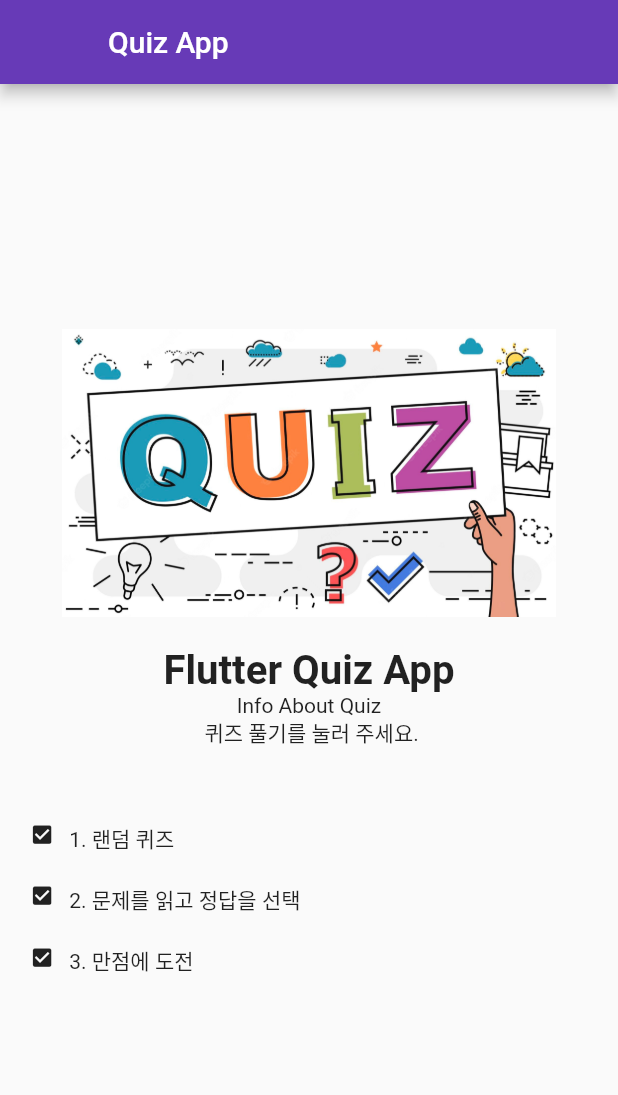
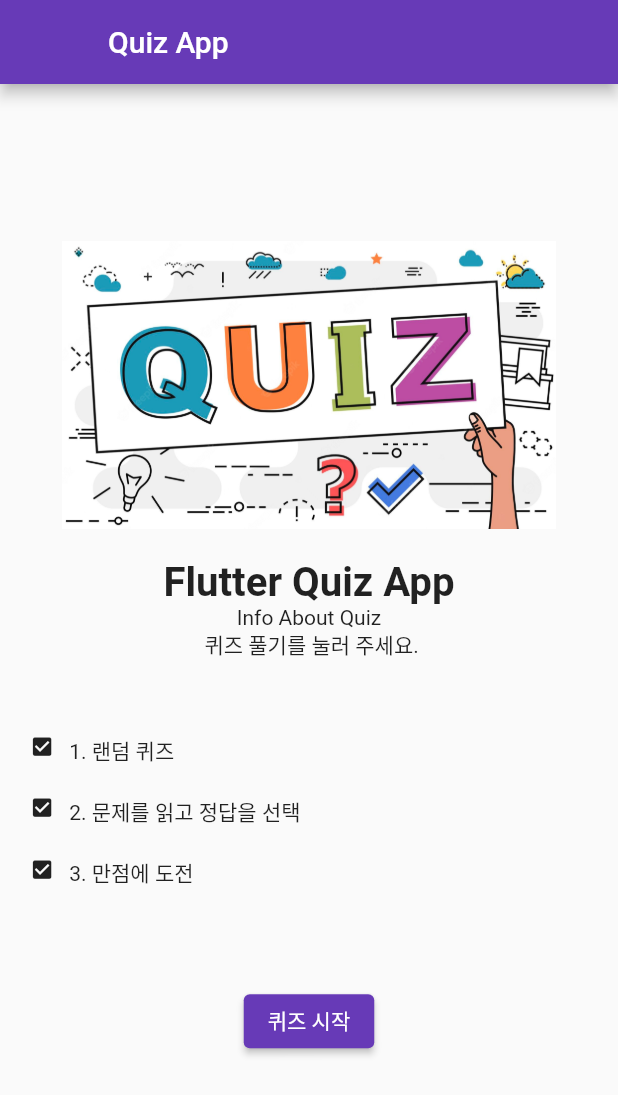
Before and after one commit to metacogpe/flutter_quiz_app, a Flutter app: the screen it shows after launch, on a phone screen of 412 x 824 dp. Shown: the top 1095 px of the screen. Run offline on Flutter 3.47's test engine with Material 2 defaults, Android fonts, the phone set to English and light mode, and no system bars.

Commit message:
퀴즈 시작 버트

```diff
--- a/lib/screen/screen_home.dart
+++ b/lib/screen/screen_home.dart
@@ -49,6 +49,29 @@ class _HomeScreenState extends State<HomeScreen> {
             _buildStep(width, '1. 랜덤 퀴즈'),
             _buildStep(width, '2. 문제를 읽고 정답을 선택'),
             _buildStep(width, '3. 만점에 도전'),
+            Padding(
+              padding: EdgeInsets.all(width * 0.048),
+            ),
+            Container(
+              padding: EdgeInsets.all(width * 0.036),
+              child: Center(
+                child: ButtonTheme(
+                  minWidth: width * 0.8,
+                  height: height * 0.05,
+                  shape: RoundedRectangleBorder(borderRadius: BorderRadius.circular(10)),
+                  child: ElevatedButton(
+                    child: Text(
+                      '퀴즈 시작',
+                      style: TextStyle(color: Colors.white),
+                    ),
+                    style: ButtonStyle(
+                      backgroundColor: MaterialStateProperty.all(Colors.deepPurple),
+                    ),
+                    onPressed: () {},
+                  ),
+                ),
+              ),
+            )
           ],
         ),
       ),
```
